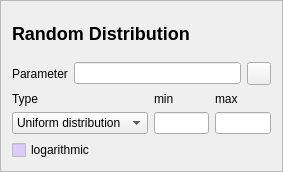
First picture: the form in copasi/UI/CScanWidgetRandom.ui, repository copasi/COPASI, before the edit.
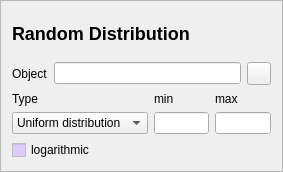
Second picture: the form after the edit.

Commit message: Improved naming of GUI elements for scan items.

The edit to the form file:
```diff
--- a/copasi/UI/CScanWidgetRandom.ui
+++ b/copasi/UI/CScanWidgetRandom.ui
@@ -138,7 +138,7 @@
            </sizepolicy>
           </property>
           <property name="text">
-           <string>Parameter</string>
+           <string>Object</string>
           </property>
           <property name="wordWrap">
            <bool>false</bool>
```
Left out of the diff: 20 changed lines with no effect on the pictures. The commit also changes 2 other files.
